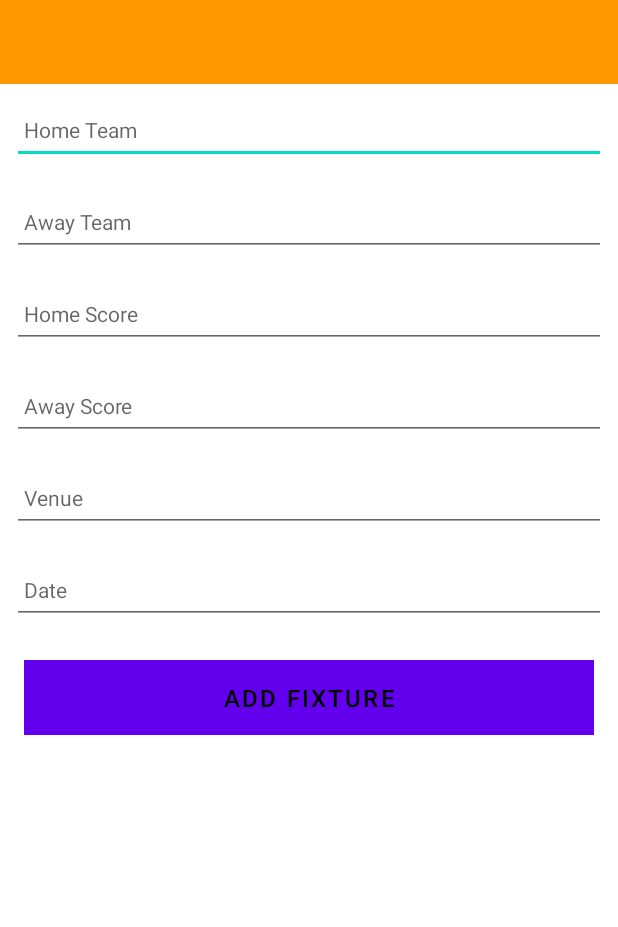
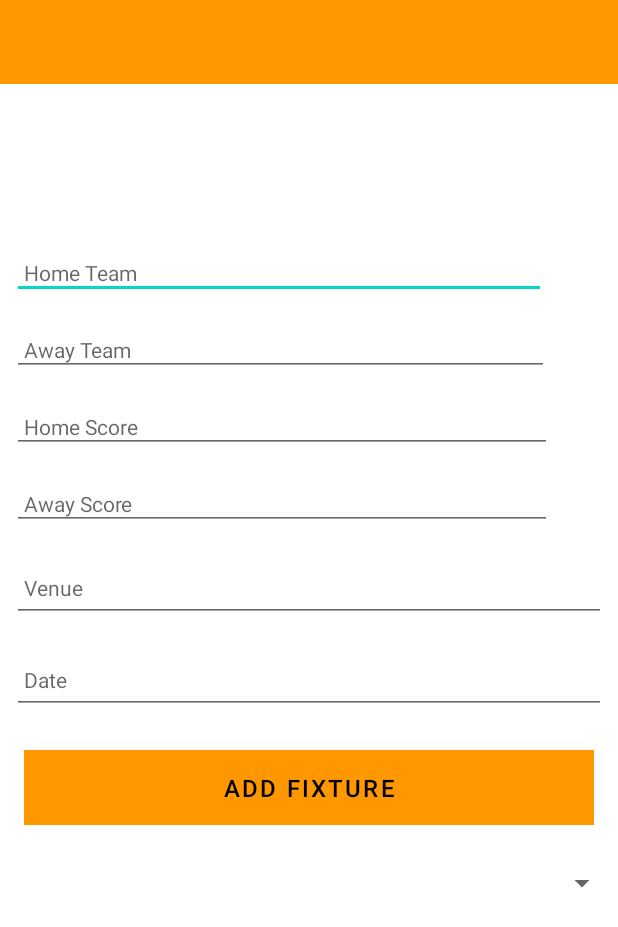
Before and after one commit to liamcrowe0225/MobileApp_assignmentV1, an Android app: the layout creating_fixture.xml on its own in the app's theme, with its tools: preview values and no code run, on a phone screen of 412 x 824 dp. Shown: the top 927 px of the screen. Run offline under Robolectric (Android 15) with nearby library versions, the phone set to English and light mode, and no system bars.

Commit message:
Added a spinner code in XML and in strings.xml and Create fixtures

```diff
--- a/app/src/main/AndroidManifest.xml
+++ b/app/src/main/AndroidManifest.xml
@@ -10,6 +10,7 @@
         android:label="@string/app_name"
         android:supportsRtl="true"
         android:theme="@style/Theme.MobileApp_assignmentV1"
+        android:name="com.example.mobileapp_assignmentv1.main.Main"
         tools:targetApi="31">
         <activity android:name=".activities.ListFixtures"
             android:exported="true">
--- a/app/src/main/java/com/example/mobileapp_assignmentv1/main/Main.kt
+++ b/app/src/main/java/com/example/mobileapp_assignmentv1/main/Main.kt
@@ -1,8 +1,11 @@
 package com.example.mobileapp_assignmentv1.main
 
+import android.R
 import android.app.Application
+import android.widget.ArrayAdapter
 import com.example.mobileapp_assignmentv1.models.ArrayListStoreFixtures
 import timber.log.Timber
+
 
 class Main : Application() {
     val fixtures = ArrayListStoreFixtures()
--- a/app/src/main/res/layout/creating_fixture.xml
+++ b/app/src/main/res/layout/creating_fixture.xml
@@ -11,7 +11,9 @@
         android:layout_width="match_parent"
         android:layout_height="wrap_content"
         app:layout_constraintBottom_toBottomOf="parent"
-        app:layout_constraintTop_toTopOf="parent">
+        app:layout_constraintTop_toTopOf="parent"
+        app:layout_constraintVertical_bias="0.0"
+        tools:layout_editor_absoluteX="0dp">
 
         <com.google.android.material.appbar.AppBarLayout
             android:id="@+id/appBarLayout"
@@ -29,21 +31,17 @@
                 app:titleTextColor="@color/colorPrimary" />
         </com.google.android.material.appbar.AppBarLayout>
 
-        <ScrollView
-            android:layout_width="match_parent"
-            android:layout_height="match_parent"
-            android:layout_below="@id/appBarLayout"
-            android:fillViewport="true">
-
         <LinearLayout
             android:layout_width="match_parent"
-                android:layout_height="wrap_content"
+            android:layout_height="668dp"
+            android:layout_alignParentBottom="true"
+            android:layout_marginBottom="0dp"
             android:orientation="vertical">
 
             <EditText
                 android:id="@+id/team"
-                    android:layout_width="match_parent"
-                    android:layout_height="45dp"
+                android:layout_width="356dp"
+                android:layout_height="wrap_content"
                 android:layout_margin="8dp"
                 android:autofillHints=""
                 android:hint="@string/hint_HomeTeam"
@@ -56,8 +54,8 @@
 
             <EditText
                 android:id="@+id/team2"
-                    android:layout_width="match_parent"
-                    android:layout_height="45dp"
+                android:layout_width="358dp"
+                android:layout_height="wrap_content"
                 android:layout_margin="8dp"
                 android:autofillHints=""
                 android:hint="Away Team"
@@ -70,12 +68,12 @@
 
             <EditText
                 android:id="@+id/score1"
-                    android:layout_width="match_parent"
-                    android:layout_height="45dp"
+                android:layout_width="360dp"
+                android:layout_height="wrap_content"
                 android:layout_margin="8dp"
                 android:autofillHints=""
                 android:hint="Home Score"
-                    android:inputType="text"
+                android:inputType="number"
                 android:maxLength="25"
                 android:maxLines="1"
                 android:padding="8dp"
@@ -84,12 +82,12 @@
 
             <EditText
                 android:id="@+id/score2"
-                    android:layout_width="match_parent"
-                    android:layout_height="45dp"
+                android:layout_width="360dp"
+                android:layout_height="wrap_content"
                 android:layout_margin="8dp"
                 android:autofillHints=""
                 android:hint="Away Score"
-                    android:inputType="text"
+                android:inputType="number"
                 android:maxLength="25"
                 android:maxLines="1"
                 android:padding="8dp"
@@ -109,7 +107,6 @@
                 android:padding="8dp"
                 android:textColor="@color/colorPrimaryDark"
                 android:textSize="14sp" />
-
 
             <EditText
                 android:id="@+id/date"
@@ -137,8 +134,29 @@
                 android:text="@string/addFixture"
                 android:textColor="@color/colorPrimary"
                 android:textSize="16sp" />
+
+            <Spinner
+                android:id="@+id/spinner_Home"
+                android:layout_width="match_parent"
+                android:layout_height="45dp"
+                android:layout_marginBottom="338dp"
+                android:spinnerMode="dropdown"
+                app:layout_constraintBottom_toBottomOf="parent"
+                app:layout_constraintEnd_toEndOf="parent"
+                app:layout_constraintStart_toStartOf="parent" />
+
+
+            <Spinner
+                android:id="@+id/home_score_spinner"
+                android:layout_width="match_parent"
+                android:layout_height="wrap_content" />
+
+            <!--
+                <CalendarView
+                    android:id="@+id/calendarView"
+                    android:layout_width="match_parent"
+                    android:layout_height="wrap_content" /> -->
         </LinearLayout>
-        </ScrollView>
 
     </RelativeLayout>
 
--- a/app/src/main/res/layout/fixtures_list.xml
+++ b/app/src/main/res/layout/fixtures_list.xml
@@ -7,7 +7,6 @@
     android:gravity="center"
     android:orientation="vertical"
     tools:context="com.example.mobileapp_assignmentv1.activities.ListFixtures">
-    <?xml version="1.0" encoding="utf-8"?>
 
         <com.google.android.material.appbar.AppBarLayout
             android:id="@+id/appBarLayout2"
--- a/app/src/main/res/menu/menu_home_screen.xml
+++ b/app/src/main/res/menu/menu_home_screen.xml
@@ -5,7 +5,7 @@
     <item
         android:id="@+id/add"
         android:icon="@android:drawable/ic_input_add"
-        android:iconTint="#000000"
+        android:iconTint="#FF0000"
         android:title="@string/menu_add"
         app:showAsAction="always" />
 
--- a/app/src/main/res/values/strings.xml
+++ b/app/src/main/res/values/strings.xml
@@ -7,4 +7,9 @@
     <string name="menu_update">Update</string>
     <string name="menu_delete">Delete</string>
     <string name="menu_cancel">Cancel</string>
+    <string-array name="spinner_options">
+        <item>Option 1</item>
+        <item>Option 2</item>
+        <item>Option 3</item>
+    </string-array>
 </resources>
--- a/app/src/main/res/values/themes.xml
+++ b/app/src/main/res/values/themes.xml
@@ -1,16 +1,16 @@
 <resources xmlns:tools="http://schemas.android.com/tools">
     <!-- Base application theme. -->
-    <style name="Theme.MobileApp_assignmentV1" parent="Theme.MaterialComponents.DayNight.DarkActionBar">
+    <style name="Theme.MobileApp_assignmentV1" parent="Theme.MaterialComponents.DayNight.NoActionBar">
         <!-- Primary brand color. -->
-        <item name="colorPrimary">@color/purple_500</item>
-        <item name="colorPrimaryVariant">@color/purple_700</item>
+        <item name="colorPrimary">@color/colorAccent</item>
+        <item name="colorPrimaryVariant">@color/colorPrimaryDark</item>
         <item name="colorOnPrimary">@color/white</item>
         <!-- Secondary brand color. -->
         <item name="colorSecondary">@color/teal_200</item>
         <item name="colorSecondaryVariant">@color/teal_700</item>
         <item name="colorOnSecondary">@color/black</item>
         <!-- Status bar color. -->
-        <item name="android:statusBarColor">?attr/colorPrimaryVariant</item>
+        <item name="android:statusBarColor" tools:targetApi="l">?attr/colorPrimaryVariant</item>
         <!-- Customize your theme here. -->
     </style>
 </resources>
```
Also changed, not shown: app/src/main/java/com/example/mobileapp_assignmentv1/activities/CreateFixtures.kt (+16 -1 lines), app/src/main/java/com/example/mobileapp_assignmentv1/activities/ListFixtures.kt (+90 -1 lines), app/src/main/java/com/example/mobileapp_assignmentv1/models/ArrayListStoreFixtures.kt (+10 -10 lines). Lines whose indentation alone changed are shown as unchanged.
